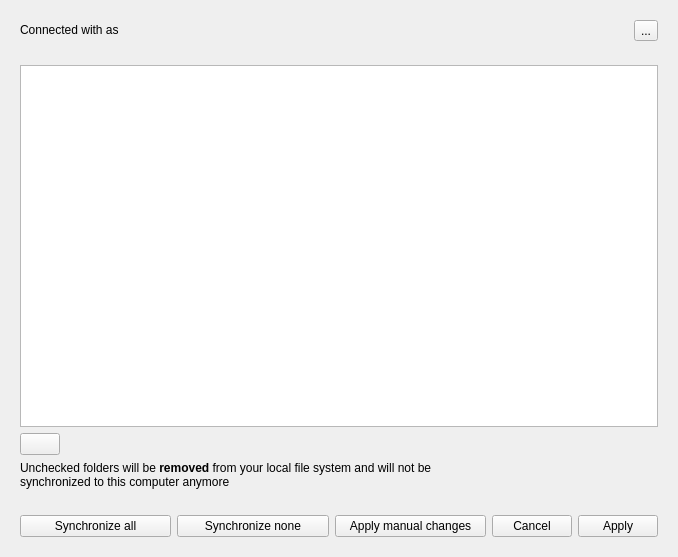
Old version of the form src/gui/accountsettings.ui in the repository CSG-Development/owncloud-client.
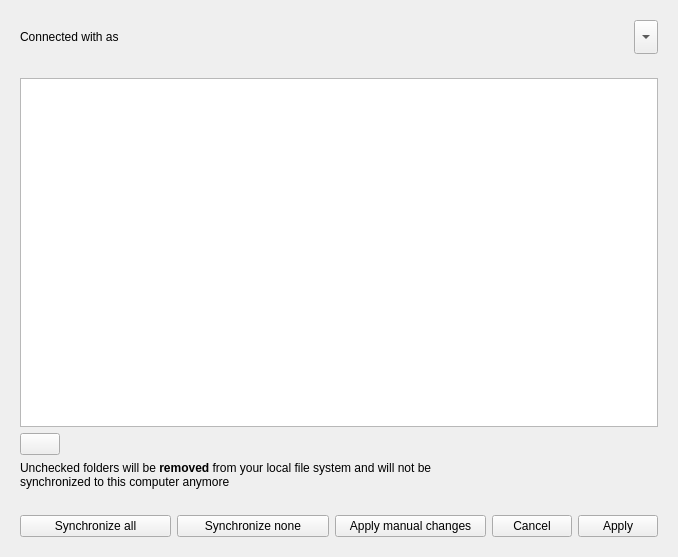
New version of the form. Custom widgets are drawn as their Qt base class.

Commit message: Fixed missed mouse cursor change on button-like UI elements; fixed arrow button

The edit to the form file:
```diff
--- a/src/gui/accountsettings.ui
+++ b/src/gui/accountsettings.ui
@@ -40,10 +40,22 @@
        </widget>
       </item>
       <item>
-       <widget class="QToolButton" name="_accountToolbox">
+       <widget class="CUR::ArrowToolButton" name="_accountToolbox">
+        <property name="minimumSize">
+         <size>
+          <width>0</width>
+          <height>34</height>
+         </size>
+        </property>
+        <property name="cursor">
+         <cursorShape>PointingHandCursor</cursorShape>
+        </property>
         <property name="text">
          <string>...</string>
         </property>
+        <property name="arrowType">
+         <enum>Qt::ArrowType::DownArrow</enum>
+        </property>
        </widget>
       </item>
      </layout>
@@ -326,6 +338,11 @@
    <header>QProgressIndicator.h</header>
    <container>1</container>
   </customwidget>
+  <customwidget>
+   <class>CUR::ArrowToolButton</class>
+   <extends>QToolButton</extends>
+   <header>customui/arrow_toolbutton.h</header>
+  </customwidget>
  </customwidgets>
  <resources/>
  <connections/>
```
Left out of the diff: 36 changed lines with no effect on the pictures. The commit also changes 10 other files.
